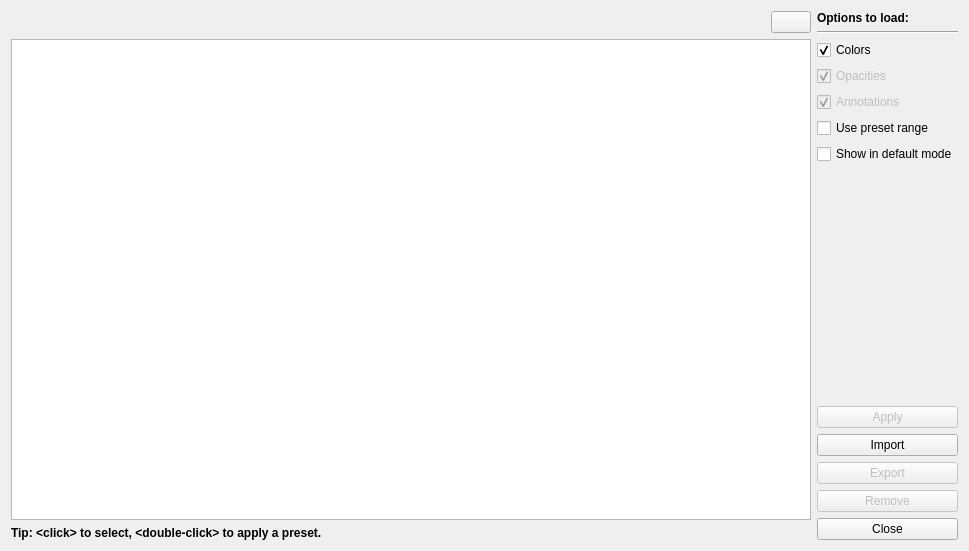
Old version of the form Qt/Components/Resources/UI/pqPresetDialog.ui in the repository Kitware/ParaView.
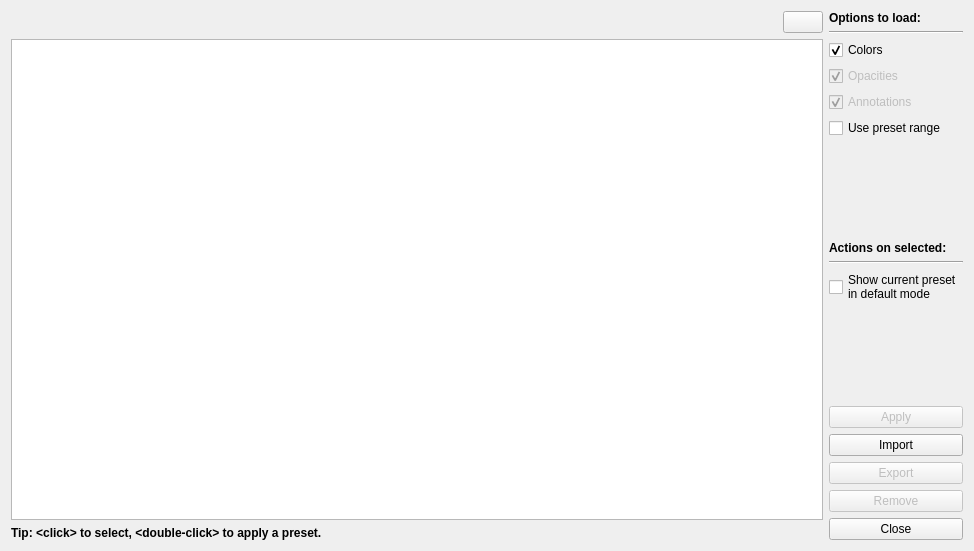
New version of the form. Icons and pictures are not drawn. Custom widgets are drawn as their Qt base class.

Commit message:
Adjust the UI to clarify the purpose of the new checkbox
This moves the "Show selected colormap in default mode" checkbox to its
own section "Actions on selected" and rewords its text to be clearer.

What changed in the file:
```diff
--- a/Qt/Components/Resources/UI/pqPresetDialog.ui
+++ b/Qt/Components/Resources/UI/pqPresetDialog.ui
@@ -6,7 +6,7 @@
    <rect>
     <x>0</x>
     <y>0</y>
-    <width>952</width>
+    <width>974</width>
     <height>551</height>
    </rect>
   </property>
@@ -126,10 +126,38 @@
        </property>
       </widget>
      </item>
+     <item>
+      <spacer name="verticalSpacer_2">
+       <property name="orientation">
+        <enum>Qt::Vertical</enum>
+       </property>
+       <property name="sizeHint" stdset="0">
+        <size>
+         <width>20</width>
+         <height>40</height>
+        </size>
+       </property>
+      </spacer>
+     </item>
+     <item>
+      <widget class="QLabel" name="label_3">
+       <property name="text">
+        <string>&lt;html&gt;&lt;head/&gt;&lt;body&gt;&lt;p&gt;&lt;span style=&quot; font-weight:600;&quot;&gt;Actions on selected:&lt;/span&gt;&lt;/p&gt;&lt;/body&gt;&lt;/html&gt;</string>
+       </property>
+      </widget>
+     </item>
+     <item>
+      <widget class="Line" name="line_2">
+       <property name="orientation">
+        <enum>Qt::Horizontal</enum>
+       </property>
+      </widget>
+     </item>
      <item>
       <widget class="QCheckBox" name="showDefault">
        <property name="text">
-        <string>Show in default mode</string>
+        <string>Show current preset
+in default mode</string>
        </property>
       </widget>
      </item>
```
